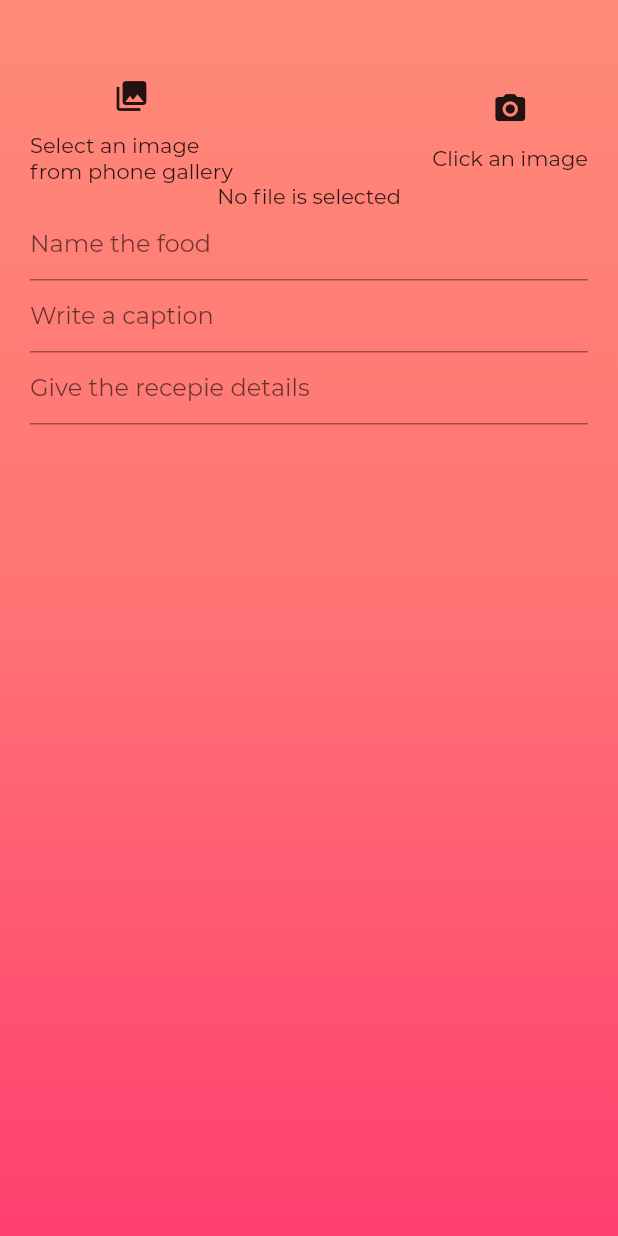
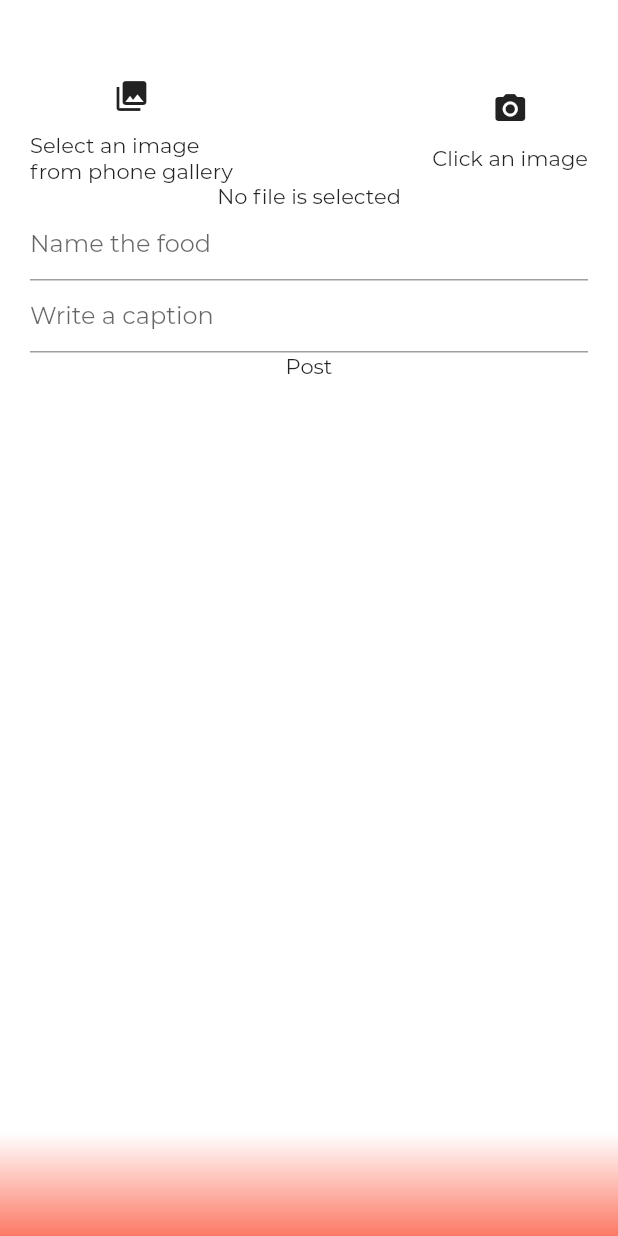
Before and after one commit to Singh-Shivani/Food_Lab, a Flutter app: the ImageCapture screen opened directly, on a phone screen of 412 x 824 dp. Run offline on Flutter 3.47's test engine with Material 2 defaults, Android fonts, the phone set to English and light mode, and no system bars; our stand-ins replace cloud_firestore, curved_navigation_bar, firebase_auth, firebase_storage, image_cropper, image_picker; accounts and stored records are empty.

Commit message:
Add Post Page: Image and all fields successfully uploaded to 'foods' collection

```diff
--- a/lib/screens/add_post.dart
+++ b/lib/screens/add_post.dart
@@ -1,10 +1,13 @@
-import 'package:cloud_firestore/cloud_firestore.dart';
 import 'package:flutter/cupertino.dart';
 import 'package:flutter/material.dart';
 import 'dart:io';
-import 'package:firebase_storage/firebase_storage.dart';
+import 'package:foodlab/api/food_api.dart';
+import 'package:foodlab/screens/upload_image.dart';
 import 'package:image_picker/image_picker.dart';
 import 'package:image_cropper/image_cropper.dart';
+import 'package:foodlab/model/food.dart';
+
+import 'home_page.dart';
 
 class ImageCapture extends StatefulWidget {
   @override
@@ -12,6 +15,7 @@ class ImageCapture extends StatefulWidget {
 }
 
 class _ImageCaptureState extends State<ImageCapture> {
+  Food food = Food();
   File _imageFile;
 
   Future<void> _pickImage(ImageSource source) async {
@@ -44,6 +48,10 @@ class _ImageCaptureState extends State<ImageCapture> {
     });
   }
 
+  _save() async {
+    uploadFoodAndImages(food, _imageFile, context);
+  }
+
   @override
   Widget build(BuildContext context) {
     return Scaffold(
@@ -53,9 +61,19 @@ class _ImageCaptureState extends State<ImageCapture> {
         decoration: BoxDecoration(
           gradient: LinearGradient(
             colors: [
-              Color.fromRGBO(255, 138, 120, 1),
-              Color.fromRGBO(255, 114, 117, 1),
-              Color.fromRGBO(255, 63, 111, 1),
+              Colors.white,
+              Colors.white,
+              Colors.white,
+              Colors.white,
+              Colors.white,
+              Colors.white,
+              Colors.white,
+              Colors.white,
+              Colors.white,
+              Colors.white,
+              Colors.white,
+              Colors.white,
+              Color.fromRGBO(252, 121, 101, 1),
             ],
             begin: Alignment.topCenter,
             end: Alignment.bottomCenter,
@@ -133,6 +151,9 @@ class _ImageCaptureState extends State<ImageCapture> {
                 ),
                 Container(
                   child: TextField(
+                    onChanged: (String value) {
+                      food.name = value;
+                    },
                     decoration: InputDecoration(
                       hintText: 'Name the food',
                     ),
@@ -140,17 +161,19 @@ class _ImageCaptureState extends State<ImageCapture> {
                 ),
                 Container(
                   child: TextField(
+                    onChanged: (String value) {
+                      food.caption = value;
+                    },
                     decoration: InputDecoration(
                       hintText: 'Write a caption',
                     ),
                   ),
                 ),
-                Container(
-                  child: TextField(
-                    decoration: InputDecoration(
-                      hintText: 'Give the recepie details',
-                    ),
-                  ),
+                GestureDetector(
+                  onTap: () {
+                    _save();
+                  },
+                  child: Text('Post'),
                 ),
                 SizedBox(
                   height: 40,
@@ -164,74 +187,6 @@ class _ImageCaptureState extends State<ImageCapture> {
   }
 }
 
-class Uploader extends StatefulWidget {
-  final File file;
-
-  Uploader({this.file});
-
-  @override
-  _UploaderState createState() => _UploaderState();
-}
-
-class _UploaderState extends State<Uploader> {
-  final FirebaseStorage _storage =
-      FirebaseStorage(storageBucket: 'gs://foodlab-d25f0.appspot.com');
-  StorageUploadTask _uploadTask;
-
-  void _startUpload() {
-    String filePath = 'images/${DateTime.now()}.png';
-
-    setState(() {
-      _uploadTask = _storage.ref().child(filePath).putFile(widget.file);
-    });
-  }
-
-  @override
-  Widget build(BuildContext context) {
-    if (_uploadTask != null) {
-      return StreamBuilder<StorageTaskEvent>(
-        stream: _uploadTask.events,
-        builder: (context, snapshot) {
-          var event = snapshot?.data?.snapshot;
-          double progressPercent =
-              event != null ? event.bytesTransferred / event.totalByteCount : 0;
-          return Column(
-            children: <Widget>[
-              if (_uploadTask.isComplete) Text('Done!!!'),
-              if (_uploadTask.isPaused)
-                FlatButton(
-                  child: Icon(Icons.play_arrow),
-                  onPressed: _uploadTask.resume,
-                ),
-              if (_uploadTask.isInProgress)
-                FlatButton(
-                  child: Icon(Icons.pause),
-                  onPressed: _uploadTask.pause,
-                ),
-              LinearProgressIndicator(value: progressPercent),
-              Text('${(progressPercent * 100).toStringAsFixed(2)} %'),
-            ],
-          );
-        },
-      );
-    } else {
-      return FlatButton.icon(
-        color: Colors.white,
-        onPressed: _startUpload,
-        icon: Icon(
-          Icons.file_upload,
-          color: Color.fromRGBO(255, 63, 111, 1),
-        ),
-        label: Text(
-          'Upload img',
-          style: TextStyle(
-            color: Color.fromRGBO(255, 63, 111, 1),
-          ),
-        ),
-      );
-    }
-  }
-}
 //android:name="com.yalantis.ucrop.UCropActivity" android:screenOrientation="portrait"
 //            android:theme="@style/Theme.AppCompat.Light.NoActionBar"
 //
--- a/lib/screens/home_page.dart
+++ b/lib/screens/home_page.dart
@@ -1,8 +1,6 @@
 import 'package:cloud_firestore/cloud_firestore.dart';
 import 'package:flutter/cupertino.dart';
 import 'package:flutter/material.dart';
-import 'package:foodlab/api/food_api.dart';
-
 import 'package:foodlab/notifier/auth_notifier.dart';
 import 'package:foodlab/notifier/food_notifier.dart';
 import 'package:foodlab/screens/detail_food_page.dart';
--- a/pubspec.yaml
+++ b/pubspec.yaml
@@ -34,6 +34,8 @@ dependencies:
   firebase_storage: ^3.1.6
   image_picker: ^0.6.7+4
   image_cropper: ^1.2.3
+  uuid: 2.2.0
+  path: ^1.6.4
 
 
 
```
Also changed, not shown: lib/api/food_api.dart (+70 -16 lines), lib/model/food.dart (+11 -0 lines), lib/screens/upload_image.dart (added, +72 -0 lines), pubspec.lock.
